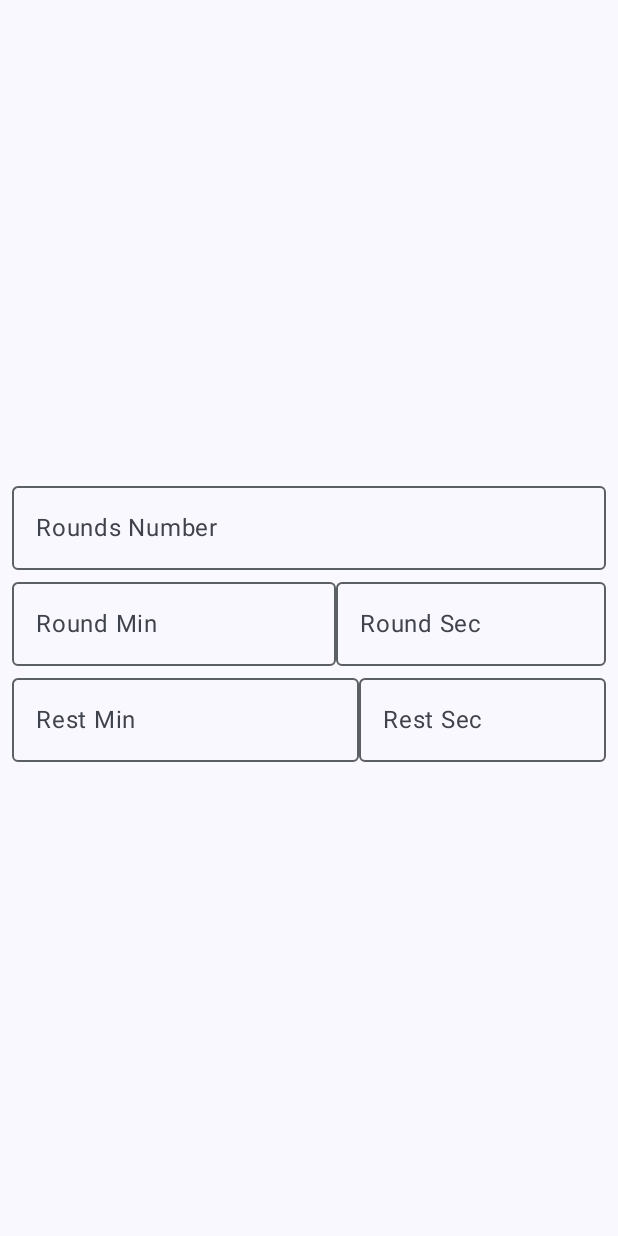
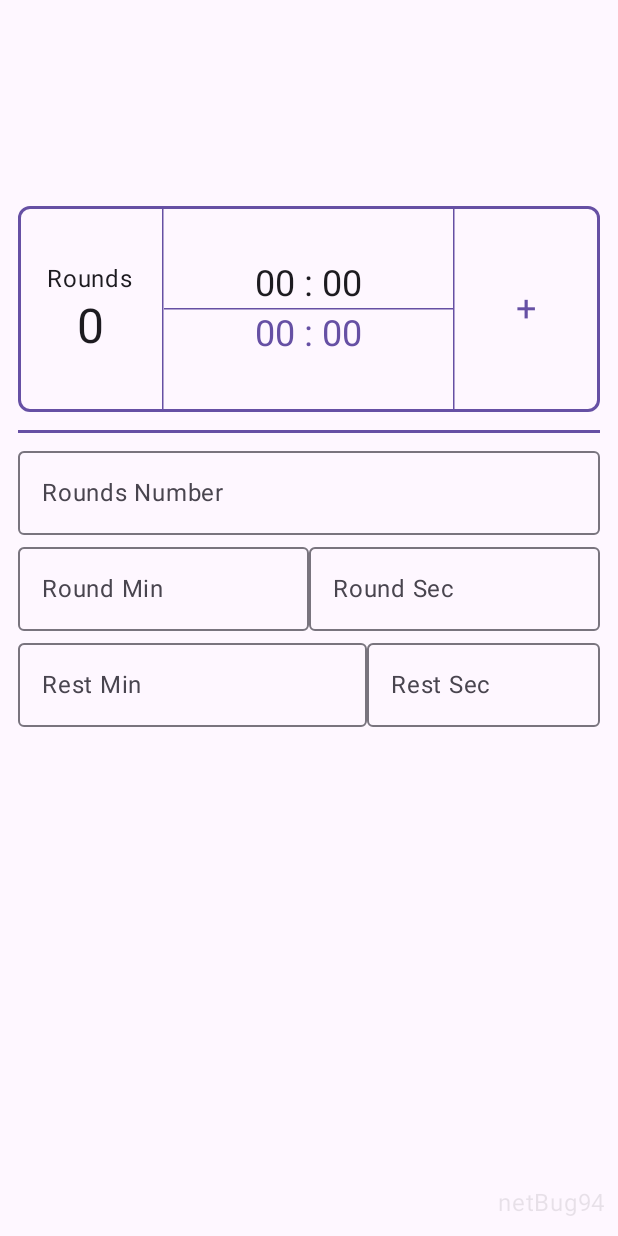
Before and after one commit to netbug94/RoundTimer, an Android app built with Jetpack Compose: the screen it shows after launch (MainActivity), on a phone screen of 412 x 824 dp. Run offline under Robolectric (Android 15) with nearby library versions, the light colour scheme and no system bars.

Commit message:
first_screen -> added save box

```diff
--- a/app/src/main/java/com/example/roundtimer/MainActivity.kt
+++ b/app/src/main/java/com/example/roundtimer/MainActivity.kt
@@ -7,6 +7,7 @@ import androidx.activity.enableEdgeToEdge
 import androidx.compose.foundation.layout.fillMaxSize
 import androidx.compose.material3.Surface
 import androidx.compose.ui.Modifier
+import com.example.roundtimer.presentation.Herrete
 import com.example.roundtimer.presentation.first_screen.FirstScreen
 import com.example.roundtimer.ui.theme.RoundTimerTheme
 
@@ -18,6 +19,7 @@ class MainActivity : ComponentActivity() {
             RoundTimerTheme {
                 Surface(modifier = Modifier.fillMaxSize()) {
                     FirstScreen()
+                    Herrete("netBug94")
                 }
             }
         }
--- a/app/src/main/java/com/example/roundtimer/presentation/deleteME.kt
+++ /dev/null
@@ -1,8 +0,0 @@
-package com.example.roundtimer.presentation
-
-import androidx.compose.runtime.Composable
-
-@Composable
-fun FirstScreen() {
-
-}
--- a/app/src/main/java/com/example/roundtimer/presentation/first_screen/FirstScreen.kt
+++ b/app/src/main/java/com/example/roundtimer/presentation/first_screen/FirstScreen.kt
@@ -3,9 +3,13 @@ package com.example.roundtimer.presentation.first_screen
 import androidx.compose.foundation.layout.Arrangement
 import androidx.compose.foundation.layout.Column
 import androidx.compose.foundation.layout.Row
+import androidx.compose.foundation.layout.Spacer
 import androidx.compose.foundation.layout.fillMaxSize
 import androidx.compose.foundation.layout.fillMaxWidth
 import androidx.compose.foundation.layout.padding
+import androidx.compose.foundation.layout.systemBarsPadding
+import androidx.compose.material3.HorizontalDivider
+import androidx.compose.material3.MaterialTheme
 import androidx.compose.runtime.Composable
 import androidx.compose.runtime.getValue
 import androidx.compose.ui.Alignment
@@ -29,16 +33,41 @@ fun FirstScreenContent(
     workoutInput: WorkoutInput,
     onInputChange: (WorkoutInput) -> Unit
 ) {
-    Column(modifier = Modifier.fillMaxSize(),
+    val firstScreenHorizontalPadding = 12.dp
+
+    Column(
+        modifier = Modifier.fillMaxSize()
+            .systemBarsPadding(),
         verticalArrangement = Arrangement.Center,
+        horizontalAlignment = Alignment.CenterHorizontally
+    ) {
+
+        Spacer(Modifier.fillMaxSize().weight(1f))
+
+        Column(Modifier.fillMaxSize().weight(1f)
+            .padding(horizontal = firstScreenHorizontalPadding),
+            horizontalAlignment = Alignment.CenterHorizontally,
+            verticalArrangement = Arrangement.Center) {
+            SaveRoundBox()
+        }
+
+        Column(Modifier.fillMaxSize().weight(4f)
+            .padding(horizontal = firstScreenHorizontalPadding),
             horizontalAlignment = Alignment.CenterHorizontally) {
-        Row (
+
+            HorizontalDivider(modifier = Modifier
+                    .fillMaxWidth()
+                    .padding(top = 12.dp, bottom = 4.dp),
+                thickness = 2.dp,
+                color = MaterialTheme.colorScheme.primary
+            )
+
+            Row(
                 verticalAlignment = Alignment.CenterVertically,
                 horizontalArrangement = Arrangement.Center,
-            modifier = Modifier.fillMaxWidth().padding(horizontal = 8.dp)
+                modifier = Modifier.fillMaxWidth()
             ) {
                 InputOutlinedTextField(
-                modifier = Modifier.fillMaxWidth(),
                     value = workoutInput.roundNumber,
                     onValueChange = { newRoundNumber ->
                         onInputChange(workoutInput.copy(roundNumber = newRoundNumber))
@@ -46,13 +75,13 @@ fun FirstScreenContent(
                     label = "Rounds Number"
                 )
             }
-        Row (
+            Row(
                 verticalAlignment = Alignment.CenterVertically,
                 horizontalArrangement = Arrangement.Center,
-            modifier = Modifier.fillMaxWidth().padding(horizontal = 8.dp)
+                modifier = Modifier.fillMaxWidth()
             ) {
                 InputOutlinedTextField(
-                modifier = Modifier.weight(1.2f),
+                    modifier = Modifier.weight(1f),
                     value = workoutInput.roundMinutes,
                     onValueChange = { newRoundMinutes ->
                         onInputChange(workoutInput.copy(roundMinutes = newRoundMinutes))
@@ -62,35 +91,36 @@ fun FirstScreenContent(
 
                 InputOutlinedTextField(
                     modifier = Modifier.weight(1f),
-                value = workoutInput.roundNumber,
-                onValueChange = { newRoundNumber ->
-                    onInputChange(workoutInput.copy(roundNumber = newRoundNumber))
+                    value = workoutInput.roundSeconds,
+                    onValueChange = { newRoundSeconds ->
+                        onInputChange(workoutInput.copy(roundSeconds = newRoundSeconds))
                     },
                     label = "Round Sec"
                 )
             }
-        Row (
+            Row(
                 verticalAlignment = Alignment.CenterVertically,
                 horizontalArrangement = Arrangement.Center,
-            modifier = Modifier.fillMaxWidth().padding(horizontal = 8.dp)
+                modifier = Modifier.fillMaxWidth()
             ) {
                 InputOutlinedTextField(
-                modifier = Modifier.weight(1.4f),
-                value = workoutInput.roundNumber,
-                onValueChange = { newRoundNumber ->
-                    onInputChange(workoutInput.copy(roundNumber = newRoundNumber))
+                    modifier = Modifier.weight(1.5f),
+                    value = workoutInput.restMinutes,
+                    onValueChange = { newRestMinutes ->
+                        onInputChange(workoutInput.copy(restMinutes = newRestMinutes))
                     },
                     label = "Rest Min"
                 )
 
                 InputOutlinedTextField(
                     modifier = Modifier.weight(1f),
-                value = workoutInput.roundNumber,
-                onValueChange = { newRoundNumber ->
-                    onInputChange(workoutInput.copy(roundNumber = newRoundNumber))
+                    value = workoutInput.restSeconds,
+                    onValueChange = { newRestSeconds ->
+                        onInputChange(workoutInput.copy(restSeconds = newRestSeconds))
                     },
                     label = "Rest Sec"
                 )
             }
         }
     }
+}
--- a/app/src/main/java/com/example/roundtimer/presentation/first_screen/InputOutlinedTextField.kt
+++ b/app/src/main/java/com/example/roundtimer/presentation/first_screen/InputOutlinedTextField.kt
@@ -1,5 +1,6 @@
 package com.example.roundtimer.presentation.first_screen
 
+import androidx.compose.foundation.layout.fillMaxWidth
 import androidx.compose.foundation.text.KeyboardOptions
 import androidx.compose.material3.OutlinedTextField
 import androidx.compose.material3.Text
@@ -23,6 +24,6 @@ fun InputOutlinedTextField(
         label = { Text(label) },
         keyboardOptions = KeyboardOptions(keyboardType = KeyboardType.Number),
         singleLine = true,
-        modifier = modifier
+        modifier = modifier.fillMaxWidth()
     )
 }
--- /dev/null
+++ b/app/src/main/java/com/example/roundtimer/presentation/first_screen/SaveRoundBox.kt
@@ -0,0 +1,100 @@
+package com.example.roundtimer.presentation.first_screen
+
+import androidx.compose.foundation.BorderStroke
+import androidx.compose.foundation.border
+import androidx.compose.foundation.clickable
+import androidx.compose.foundation.layout.Arrangement
+import androidx.compose.foundation.layout.Column
+import androidx.compose.foundation.layout.Row
+import androidx.compose.foundation.layout.fillMaxHeight
+import androidx.compose.foundation.layout.fillMaxSize
+import androidx.compose.foundation.layout.width
+import androidx.compose.foundation.shape.RoundedCornerShape
+import androidx.compose.material3.HorizontalDivider
+import androidx.compose.material3.MaterialTheme
+import androidx.compose.material3.Text
+import androidx.compose.material3.VerticalDivider
+import androidx.compose.runtime.Composable
+import androidx.compose.runtime.getValue
+import androidx.compose.ui.Alignment
+import androidx.compose.ui.Modifier
+import androidx.compose.ui.draw.scale
+import androidx.compose.ui.unit.dp
+import androidx.lifecycle.viewmodel.compose.viewModel
+
+@Composable
+fun SaveRoundBox() {
+    val workoutInputVM: WorkoutInputViewModel = viewModel()
+    val workoutInput by workoutInputVM.workoutInput
+
+    Row(modifier = Modifier
+        .fillMaxSize()
+        .border(BorderStroke(2.dp, MaterialTheme.colorScheme.primary), RoundedCornerShape(8.dp)),
+        verticalAlignment = Alignment.CenterVertically,
+        horizontalArrangement = Arrangement.Center) {
+
+        Column(modifier = Modifier
+            .fillMaxSize()
+            .weight(1f),
+            horizontalAlignment = Alignment.CenterHorizontally,
+            verticalArrangement = Arrangement.Center) {
+
+            Text(text = "Rounds")
+            Text(text = workoutInput.roundNumber.toString(), style = MaterialTheme.typography.headlineLarge
+            )
+        }
+
+        VerticalDivider(modifier = Modifier
+            .fillMaxHeight()
+            .width(1.dp),
+            color = MaterialTheme.colorScheme.primary
+        )
+
+        Column(modifier = Modifier
+            .fillMaxSize()
+            .weight(2f),
+            horizontalAlignment = Alignment.CenterHorizontally,
+            verticalArrangement = Arrangement.Center) {
+
+            Row(verticalAlignment = Alignment.CenterVertically,
+                horizontalArrangement = Arrangement.Center) {
+                Text(text = "${workoutInput.roundMinutes.toString().padStart(2, '0')
+                } : ${workoutInput.roundSeconds.toString().padStart(2, '0')}",
+                    style = MaterialTheme.typography.headlineSmall
+                )
+            }
+
+            HorizontalDivider(
+                color = MaterialTheme.colorScheme.primary
+            )
+
+            Row(verticalAlignment = Alignment.CenterVertically,
+                horizontalArrangement = Arrangement.Center) {
+                Text(text = "${
+                    workoutInput.restMinutes.toString().padStart(2, '0')
+                } : ${workoutInput.restSeconds.toString().padStart(2, '0')}",
+                    style = MaterialTheme.typography.headlineSmall,
+                    color = MaterialTheme.colorScheme.primary
+                )
+            }
+        }
+        VerticalDivider(modifier = Modifier
+            .fillMaxHeight()
+            .width(1.dp),
+            color = MaterialTheme.colorScheme.primary
+        )
+        Column(modifier = Modifier
+            .fillMaxSize()
+            .weight(1f),
+            verticalArrangement = Arrangement.Center,
+            horizontalAlignment = Alignment.CenterHorizontally) {
+            Text(text = "+", color = MaterialTheme.colorScheme.primary,
+                modifier = Modifier
+                    .scale(1.5f)
+                    .clickable {
+
+                    }
+            )
+        }
+    }
+}
--- a/app/src/main/java/com/example/roundtimer/presentation/first_screen/WorkoutInput.kt
+++ b/app/src/main/java/com/example/roundtimer/presentation/first_screen/WorkoutInput.kt
@@ -1,9 +1,9 @@
 package com.example.roundtimer.presentation.first_screen
 
 data class WorkoutInput(
-    val roundNumber: Int? = null,
-    val roundMinutes: Int? = null,
-    val roundSeconds: Int? = null,
-    val restMinutes: Int? = null,
-    val restSeconds: Int? = null
+    val roundNumber: Int,
+    val roundMinutes: Int,
+    val roundSeconds: Int,
+    val restMinutes: Int,
+    val restSeconds: Int,
 )
--- /dev/null
+++ b/app/src/main/java/com/example/roundtimer/presentation/herrete.kt
@@ -0,0 +1,24 @@
+package com.example.roundtimer.presentation
+
+import androidx.compose.foundation.layout.Box
+import androidx.compose.foundation.layout.fillMaxSize
+import androidx.compose.foundation.layout.padding
+import androidx.compose.material3.Text
+import androidx.compose.runtime.Composable
+import androidx.compose.ui.Alignment
+import androidx.compose.ui.Modifier
+import androidx.compose.ui.draw.alpha
+import androidx.compose.ui.unit.dp
+
+@Composable
+fun Herrete(wmk: String) {
+    Box(modifier = Modifier.fillMaxSize()) {
+
+        Text(text = wmk, modifier = Modifier
+            .align(Alignment.BottomEnd)
+            .padding(bottom = 10 .dp, end = 8.dp)
+            .alpha(.1f),
+        )
+    }
+    println("netBug94 -> https://github.com/netbug94")
+}
--- a/app/src/main/java/com/example/roundtimer/ui/theme/Theme.kt
+++ b/app/src/main/java/com/example/roundtimer/ui/theme/Theme.kt
@@ -1,6 +1,5 @@
 package com.example.roundtimer.ui.theme
 
-import android.app.Activity
 import android.os.Build
 import androidx.compose.foundation.isSystemInDarkTheme
 import androidx.compose.material3.MaterialTheme
@@ -37,7 +36,7 @@ private val LightColorScheme = lightColorScheme(
 fun RoundTimerTheme(
     darkTheme: Boolean = isSystemInDarkTheme(),
     // Dynamic color is available on Android 12+
-    dynamicColor: Boolean = true,
+    dynamicColor: Boolean = false,
     content: @Composable () -> Unit
 ) {
     val colorScheme = when {
```
Lines whose indentation alone changed are shown as unchanged.
